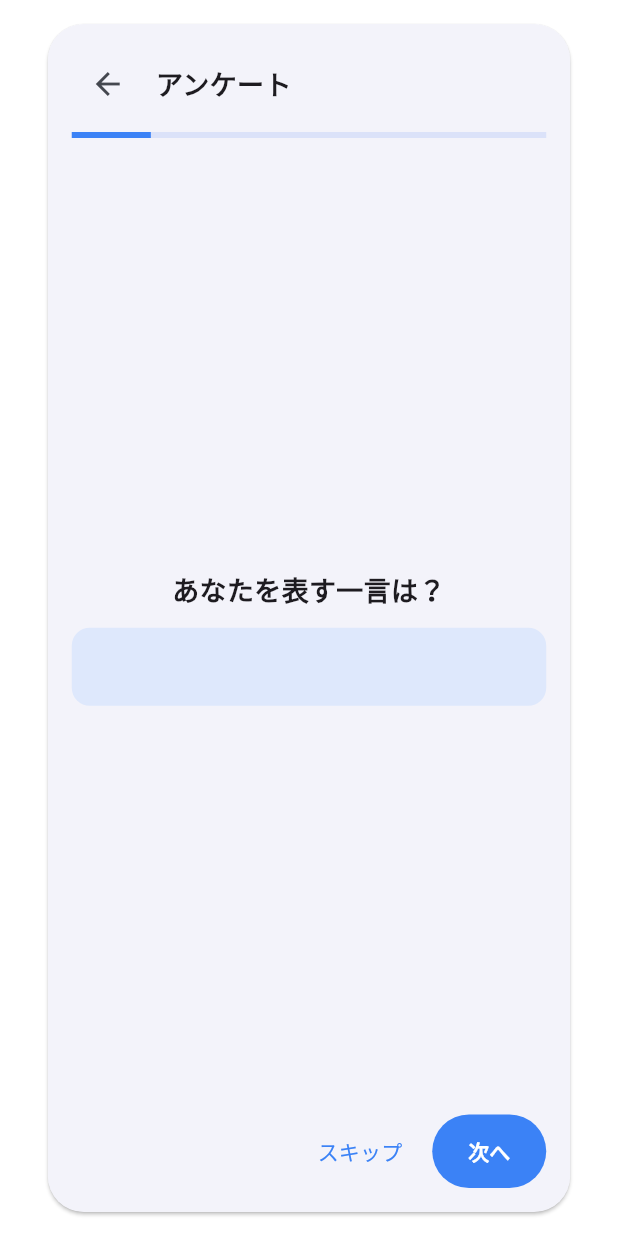
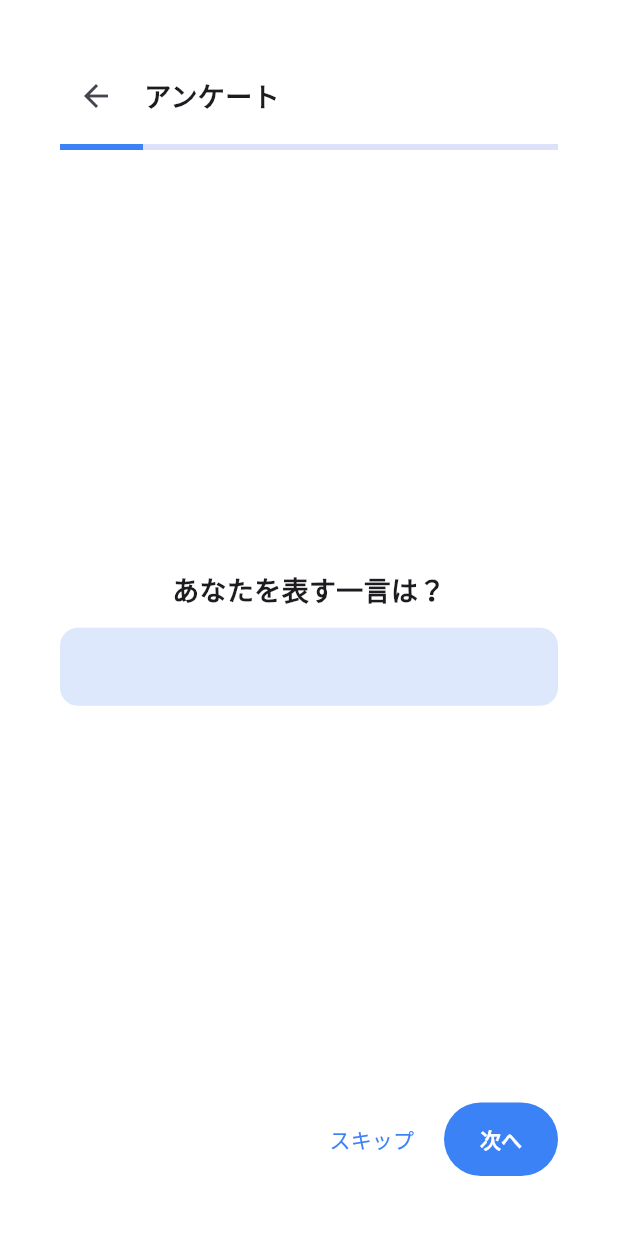
Before and after one commit to naka6ryo/Yuruito_UI_idea, a Flutter app: the QuestionnaireScreen screen opened by its route, on a phone screen of 412 x 824 dp. Run offline on Flutter 3.47's test engine with Material 3 defaults, Android fonts, the phone set to English and light mode, and no system bars; our stand-ins replace cloud_firestore, firebase_auth, firebase_core, firebase_storage, flutter_riverpod, geolocator and 3 more; missing offline and left inert: dart:html, dart:js_util; accounts and stored records are empty; statements that could not run were skipped.

Commit message:
アンケート部分のスマホ対応

```diff
--- a/lib/features/auth/presentation/questionnaire_screen.dart
+++ b/lib/features/auth/presentation/questionnaire_screen.dart
@@ -1,3 +1,4 @@
+import 'package:flutter/foundation.dart';
 import 'package:flutter/material.dart';
 import 'package:cloud_firestore/cloud_firestore.dart';
 import 'package:firebase_auth/firebase_auth.dart';
@@ -25,13 +26,11 @@ int index = 0;
 	final answers = <int, String>{};
 	final ctrl = TextEditingController();
 
-
 	@override
 	void initState() {
 		super.initState();
 		ctrl.text = answers[index] ?? '';
 	}
-
 
 	void _goto(int next) {
 		answers[index] = ctrl.text;
@@ -46,7 +45,6 @@ Future<void> _completeAndSave() async {
 		try {
 			final uid = FirebaseAuth.instance.currentUser?.uid;
 			if (uid != null) {
-      // 1) users/{uid} に最新回答を上書き（表示用）
 				final latestData = <String, dynamic>{
 					'profileAnswers': {
 						'q1': answers[0] ?? '',
@@ -61,7 +59,6 @@ Future<void> _completeAndSave() async {
 				final users = FirebaseFirestore.instance.collection('users');
 				await users.doc(uid).set(latestData, SetOptions(merge: true));
 
-      // 2) users/{uid}/questionnaires に履歴を追加（質問ID付き）
 				final historyRef = users.doc(uid).collection('questionnaires').doc();
 				await historyRef.set({
 					'one_word': answers[0] ?? '',
@@ -74,27 +71,23 @@ Future<void> _completeAndSave() async {
 				});
 			}
 		} catch (e) {
-    // ignore write errors, still navigate
+			// ignore write errors
 		}
 		if (!mounted) return;
 		Navigator.pushNamedAndRemoveUntil(context, AppRoutes.shell, (_) => false);
 	}
 
-
 	@override
 	Widget build(BuildContext context) {
 		final progress = (index + 1) / questions.length;
 
-	return Scaffold(
-		body: Center(
-			child: ConstrainedBox(
-				constraints: const BoxConstraints(maxWidth: 420),
-				child: AspectRatio(
-					aspectRatio: 9 / 19.5,
-					child: Card(
-						margin: const EdgeInsets.all(16),
-						shape: RoundedRectangleBorder(borderRadius: BorderRadius.circular(24)),
-						child: Padding(
+		final screenWidth = MediaQuery.of(context).size.width;
+		const phoneWidthThreshold = 600.0;
+		final isWeb = kIsWeb;
+		final isNarrow = screenWidth < phoneWidthThreshold;
+
+		Widget cardBody() {
+			return Padding(
 				padding: const EdgeInsets.all(16),
 				child: Column(
 					children: [
@@ -144,7 +137,20 @@ Widget build(BuildContext context) {
 						),
 					],
 				),
-						),
+			);
+		}
+
+		if (isWeb && !isNarrow) {
+			return Scaffold(
+				body: Center(
+					child: ConstrainedBox(
+						constraints: const BoxConstraints(maxWidth: 420),
+						child: AspectRatio(
+							aspectRatio: 9 / 19.5,
+							child: Card(
+								margin: const EdgeInsets.all(16),
+								shape: RoundedRectangleBorder(borderRadius: BorderRadius.circular(24)),
+								child: cardBody(),
 							),
 						),
 					),
@@ -152,4 +158,16 @@ Widget build(BuildContext context) {
 			);
 		}
 
+		return Scaffold(
+			body: SafeArea(
+				child: SingleChildScrollView(
+					padding: const EdgeInsets.symmetric(horizontal: 24, vertical: 24),
+					child: ConstrainedBox(
+						constraints: BoxConstraints(minHeight: MediaQuery.of(context).size.height - 48),
+						child: SizedBox(height: MediaQuery.of(context).size.height * 0.7, child: cardBody()),
+					),
+				),
+			),
+		);
 	}
+}
```
Lines whose indentation alone changed are shown as unchanged.
